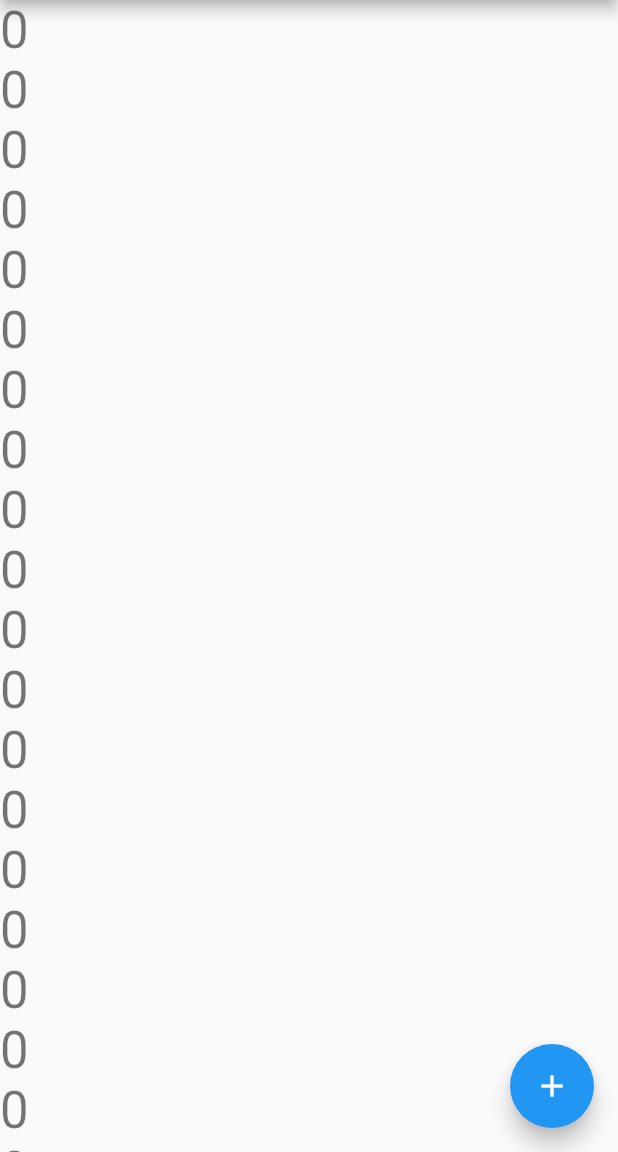
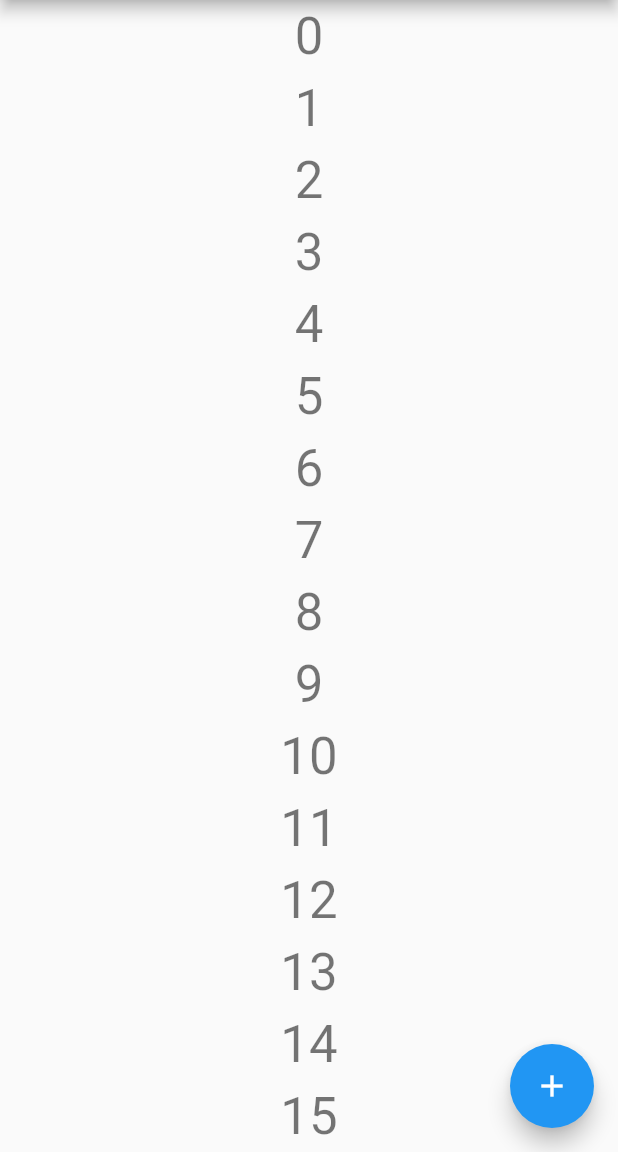
Before and after one commit to lucaslcode/ui_state_persist, a Flutter app: the screen it shows after launch, on a phone screen of 412 x 824 dp, the part 84-1236 px from its top. Run offline on Flutter 3.47's test engine with Material 2 defaults, Android fonts, the phone set to English and light mode, and no system bars; statements that could not run were skipped.

Commit message:
finish initial implementation and example

```diff
--- a/example/lib/main.dart
+++ b/example/lib/main.dart
@@ -1,5 +1,21 @@
 import 'package:flutter/material.dart';
 import 'package:ui_state_persist/ui_state_persist.dart';
+
+const viewRoute = "/view";
+
+@immutable
+class Entry {
+  final int index;
+  final Color color;
+  Entry({this.index, this.color});
+  Entry.fromJson(Map<String, dynamic> json) :
+    index = json["index"],
+    color = Color(json["color"]);
+  Map<String, dynamic> toJson() => {
+    "index": index,
+    "color": color.value,
+  };
+}
 
 void main() async {
   await UIState().load();
@@ -11,7 +27,25 @@ class MyApp extends StatelessWidget {
   Widget build(BuildContext context) {
     return MaterialApp(
       title: 'ui_state_persist example',
-      home: MyHomePage(title: 'ui_state_persist example'),
+      //make sure to set the initialRoute
+      initialRoute: UIState().route,
+      //note there is no "home" or anything else for the routes, just onGenerateRoute
+      onGenerateRoute: (routeSettings) {
+        //Route name is set here but not cleared, because of arguments.
+        //This means is won't get cleared when restoring to a deeply-nested
+        //route and pressing/swiping 'back'
+        UIState().route = routeSettings.name;
+        switch (routeSettings.name) {
+          case "/":
+            return MaterialPageRoute(
+              builder: (context) => MyHomePage(title: 'ui_state_persist example')
+            );
+          case viewRoute:
+            return MaterialPageRoute(
+              builder: (context) => ViewPage(Entry.fromJson(UIState().routeArgument))
+            );
+        }
+      }
     );
   }
 }
@@ -25,12 +59,13 @@ class MyHomePage extends StatefulWidget {
 }
 
 class _MyHomePageState extends State<MyHomePage> {
-  int _counter = 0;
+  int _counter = UIState().getRaw("counter") ?? 0;
 
   void _incrementCounter() {
     setState(() {
       _counter++;
     });
+    UIState().setRaw("counter", _counter);
   }
 
   @override
@@ -40,11 +75,23 @@ class _MyHomePageState extends State<MyHomePage> {
         title: Text(widget.title),
       ),
       body: ListView.builder(
-        controller: UIState().getListenable<ScrollController>("scroll1"),
+        controller: UIState().useListenable<ScrollController>("scroll1"),
         itemCount: 100,
-        itemBuilder: (context, i) => Text(
-          '$_counter',
-          style: Theme.of(context).textTheme.display1,
+        itemBuilder: (context, i) => MaterialButton(
+          onPressed: ()  {
+            //clear first
+            UIState().clear();
+            // then set the routeArgument (null if not needed)
+            UIState().routeArgument = Entry(
+              index: i + _counter,
+              color: HSVColor.fromAHSV(1.0, i/100 * 360, 1.0, 1.0).toColor(),
+            ).toJson();
+            //then navigate using pushNamed
+            Navigator.of(context).pushNamed(viewRoute);
+          },
+          child: Text('${_counter + i}',
+            style: Theme.of(context).textTheme.display1,
+          ),
         )
       ),
       floatingActionButton: FloatingActionButton(
@@ -55,3 +102,31 @@ class _MyHomePageState extends State<MyHomePage> {
     );
   }
 }
+
+
+class ViewPage extends StatelessWidget {
+  final Entry entry;
+  ViewPage(this.entry);
+
+  @override
+  Widget build(BuildContext context) {
+    return Scaffold(
+      appBar: AppBar(
+        title: Text("View"),
+      ),
+      body: Center(
+        child: Column(
+          mainAxisSize: MainAxisSize.min,
+          children: <Widget>[
+            Text(entry.index.toString()),
+            Icon(Icons.sentiment_satisfied, size: 72.0, color: entry.color),
+            TextField(
+              controller: UIState().useListenable<TextEditingController>("textedit1"),
+              decoration: InputDecoration(labelText: "Comments"),
+            )
+          ],
+        ),
+      ),
+    );
+  }
+}
--- a/lib/ui_state_persist.dart
+++ b/lib/ui_state_persist.dart
@@ -12,7 +12,7 @@ const routeKey = "route";
 const routeArgumentKey = "routeArgument";
 
 /// Handles persisting of UI State
-class UIState {
+class UIState with RouteAware {
   /// Contains the relevant UI variables
   Map<String, dynamic> _state;
 
@@ -31,8 +31,8 @@ class UIState {
     return _instance;
   }
 
-  /// Loads the uistate if it was saved more recently the optional expiry argument.
-  Future<void> load([Duration expiry]) async {
+  /// Loads the uistate if it was saved more recently the optional expiry argument, returning the saved route string.
+  Future<String> load([Duration expiry]) async {
     //initialize the state map
     _state = {routeKey: "/"};
     try {
@@ -52,15 +52,22 @@ class UIState {
     } catch (e) {
       return Future.error(e);
     }
+    return _state[routeKey];
   }
 
-  Future<void> _update(String key, dynamic value) async {
+  /// Updates the value and writes the state. Can be called with no arguments to write the current state.
+  Future<void> _update([String key, dynamic value]) async {
+    if (key != null) {
+      _state[key] = value;
+    }
+
     if (lock != null) {
       await lock;
       return _update(key, value);
     }
     var completer = Completer<Null>();
     lock = completer.future;
+
     _state[timestampKey] = DateTime.now().toIso8601String();
     try {
       File stateFile = File(path.join(tempDir, filename));
@@ -72,12 +79,29 @@ class UIState {
     } catch (e) {
       completer?.complete();
       lock = null;
+      print(e.toString());
       return Future.error(e);
     }
   }
 
+  /// Empties the state without writing it.
+  void clear() {
+    _listenables.clear();
+    _state.clear();
+    _state[routeKey] = "/";
+  }
+
+  /// Returns the current route that is persisted.
+  String get route => getRaw<String>(routeKey);
+
+  set route(String value) => _update(routeKey, value);
+
+  dynamic get routeArgument => getRaw<dynamic>(routeArgumentKey);
+
+  set routeArgument(dynamic value) =>  _update(routeArgumentKey, value);
+
   /// Returns the requested part of the ui state that is Listenable.
-  dynamic getListenable<T>(String key) {
+  T useListenable<T>(String key) {
     // If the listenable is already in _listenables, it's already being listened to
     if (_listenables.containsKey(key)) return _listenables[key];
 
@@ -92,9 +116,35 @@ class UIState {
           () => _update(key, _listenables[key].offset)
         );
         break;
+      case TextEditingController:
+        _listenables[key] = TextEditingController(
+          text: _state.containsKey(key) ? _state[key] : ""
+        );
+        _listenables[key].addListener(
+          () => _update(key, _listenables[key].text)
+        );
+        break;
+      case ValueNotifier:
+        _listenables[key] = ValueNotifier(
+          _state.containsKey(key) ? _state[key] : null
+        );
+        _listenables[key].addListener(
+          () => _update(key, _listenables[key].value)
+        );
+        break;
       default:
         throw UnimplementedError("Not yet supported by ui_state_persist.");
     }
     return _listenables[key];
   }
+
+  /// Returns a value that must be later updated manually, or null if it doesn't exist.
+  T getRaw<T>(String key) {
+    return _state.containsKey(key) ? _state[key] as T : null;
+  }
+
+  /// Set a value manually.
+  void setRaw(String key, dynamic value) {
+    _update(key, value);
+  }
 }
```
Also changed, not shown: 3 other files.
